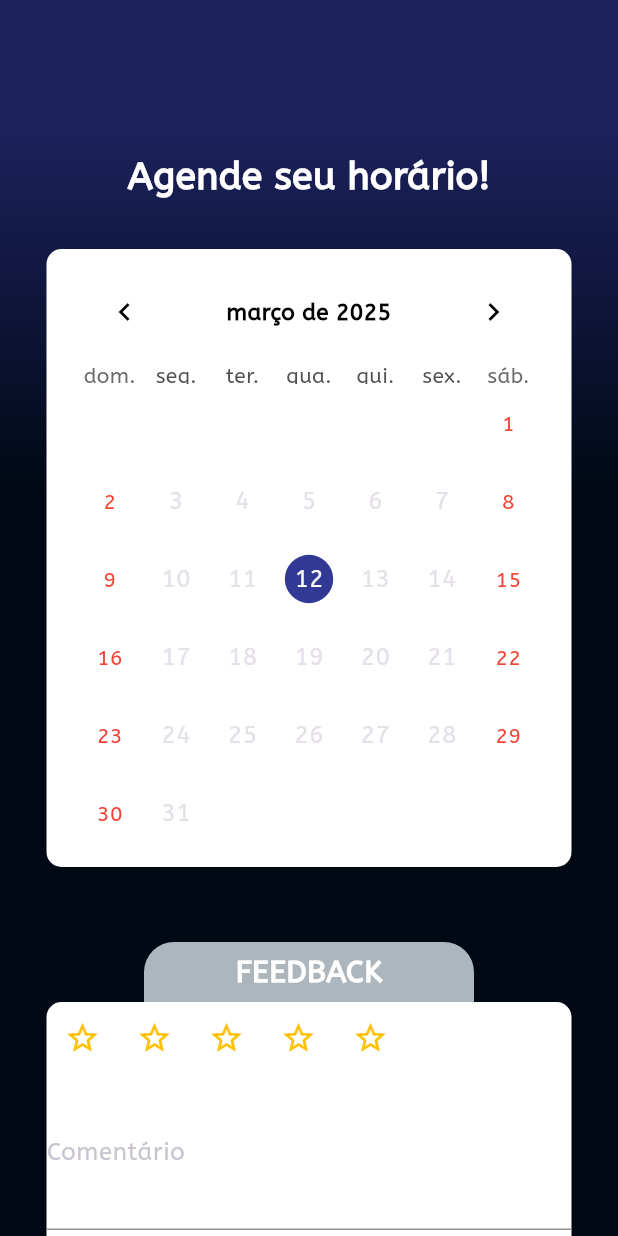
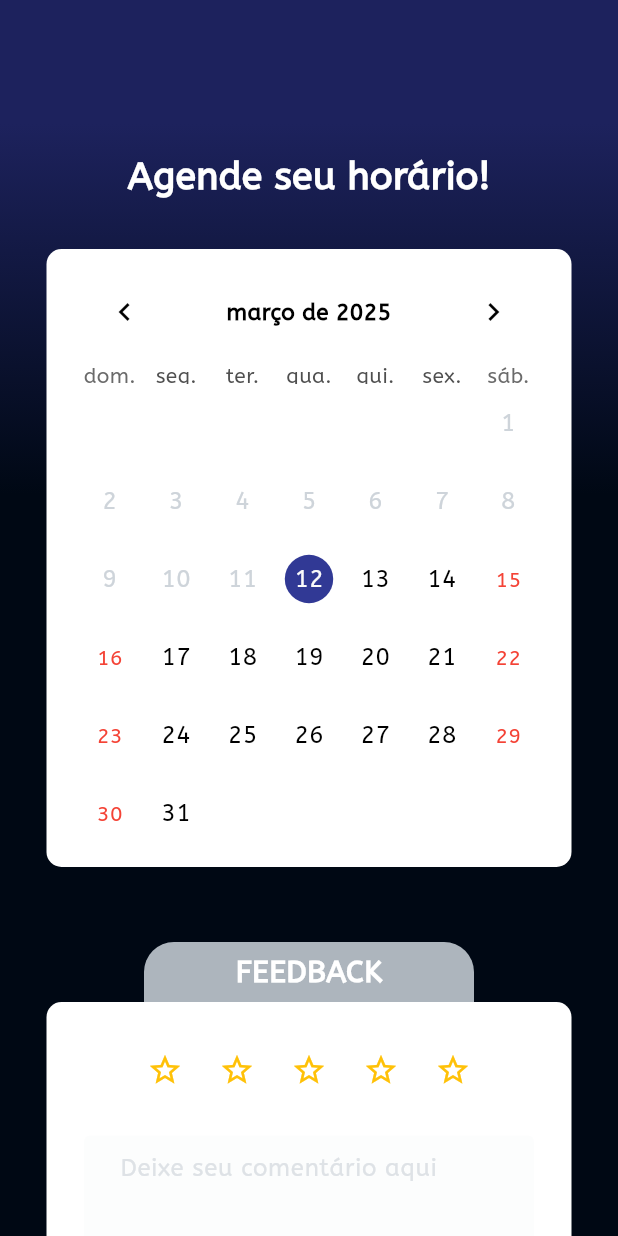
Before and after one commit to GuizinSX7/TCC-Neto-garage, a Flutter app: the screen it shows after launch, on a phone screen of 412 x 824 dp. Run offline on Flutter 3.47's test engine with Material 3 defaults, Android fonts, the light colour scheme and no system bars; drawn by our look-alikes of table_calendar; our stand-ins replace cloud_firestore, firebase_auth, firebase_core; accounts and stored records are empty.

Commit message:
feedback

```diff
--- a/tcc_neto_garage/lib/components/homeComp.dart
+++ b/tcc_neto_garage/lib/components/homeComp.dart
@@ -19,6 +19,7 @@ class _HomeCompState extends State<HomeComp> {
   DateTime _focusedDay = DateTime.now();
   DateTime _selectedDay = DateTime.now();
   late Timer _timer;
+  final _formKey = GlobalKey<FormState>();
 
   final TextEditingController _comentarioController = TextEditingController();
   int _notaSelecionada = 0; // Padrão 5 estrelas
@@ -61,12 +62,21 @@ class _HomeCompState extends State<HomeComp> {
         .get();
 
     if (snapshot.docs.isNotEmpty) {
-      return snapshot.docs.first.id;
+      var doc = snapshot.docs.first;
+      var cpf = doc["CPF"];
+
+      // Verificar se o CPF é um int e convertê-lo para string
+      if (cpf is int) {
+        return cpf.toString();
+      } else if (cpf is String) {
+        return cpf;
+      }
     }
     return null;
   }
 
   Future<void> _enviarFeedback() async {
+    try {
       String? cpf = await _buscarCPFUsuario();
 
       if (cpf == null) {
@@ -75,10 +85,19 @@ class _HomeCompState extends State<HomeComp> {
         return;
       }
 
-    await _firestore.collection("feedbacks").add({
+      // Consultar a coleção de feedbacks para contar quantos feedbacks já existem
+      QuerySnapshot snapshot = await _firestore.collection("feedbacks").get();
+      int feedbackCount = snapshot.docs.length;
+
+      // Gerar um novo ID com base no número de feedbacks existentes
+      String feedbackId = 'feedback_${feedbackCount + 1}';
+
+      // Adicionar o feedback com o ID gerado
+      await _firestore.collection("feedbacks").doc(feedbackId).set({
         "CPF": cpf,
         "comentario": _comentarioController.text,
-      "nota": _notaSelecionada,
+        "Nota": _notaSelecionada,
+        "criadoEm": FieldValue.serverTimestamp(),
       });
 
       ScaffoldMessenger.of(context)
@@ -88,6 +107,31 @@ class _HomeCompState extends State<HomeComp> {
       setState(() {
         _notaSelecionada = 5;
       });
+    } catch (e) {
+      ScaffoldMessenger.of(context).showSnackBar(
+        SnackBar(content: Text("Erro ao enviar feedback. Tente novamente.")),
+      );
+    }
+  }
+
+  Future<String?> _buscarNomeUsuario() async {
+    String cpf =
+        await _buscarCPFUsuario() ?? ""; // Pegando o CPF do usuário logado
+
+    if (cpf.isEmpty) return null;
+
+    // Procurando o usuário pelo CPF
+    QuerySnapshot snapshot = await _firestore
+        .collection("usuarios")
+        .where("CPF", isEqualTo: cpf)
+        .get();
+
+    if (snapshot.docs.isNotEmpty) {
+      var doc = snapshot.docs.first;
+      return doc["nome"]; // Supondo que o nome está armazenado como "nome"
+    }
+
+    return null;
   }
 
   @override
@@ -125,9 +169,6 @@ class _HomeCompState extends State<HomeComp> {
                 },
                 selectedDayPredicate: (day) => isSameDay(_selectedDay, day),
                 onDaySelected: (selectedDay, focusedDay) {
-                  if (selectedDay.isBefore(_now)) {
-                    return; // Impede a seleção de datas passadas
-                  }
                   setState(() {
                     _selectedDay = selectedDay;
                     _focusedDay = focusedDay;
@@ -138,6 +179,11 @@ class _HomeCompState extends State<HomeComp> {
                     _calendarFormat = format;
                   });
                 },
+                enabledDayPredicate: (day) {
+                  // Permitir apenas hoje ou datas futuras
+                  return !day
+                      .isBefore(DateTime(_now.year, _now.month, _now.day));
+                },
                 calendarStyle: CalendarStyle(
                   selectedDecoration: BoxDecoration(
                     color: MyColors.azul2,
@@ -147,9 +193,14 @@ class _HomeCompState extends State<HomeComp> {
                     color: Colors.orangeAccent,
                     shape: BoxShape.circle,
                   ),
+                  disabledTextStyle:
+                      TextStyle(color: MyColors.cinza1, fontSize: 16),
+                  defaultTextStyle: TextStyle(
+                    color: MyColors.preto1,
+                    fontSize: 16,
+                  ),
                   outsideDaysVisible: false,
                   weekendTextStyle: TextStyle(color: Colors.red),
-                  defaultTextStyle: TextStyle(fontSize: 16),
                 ),
                 headerStyle: HeaderStyle(
                   formatButtonVisible: false,
@@ -183,20 +234,24 @@ class _HomeCompState extends State<HomeComp> {
                 style: TextStyle(
                     fontSize: 20,
                     color: MyColors.branco1,
-                  fontWeight: FontWeight.bold
-                ),
+                    fontWeight: FontWeight.bold),
               ),
             ),
           ),
           Container(
             width: 350,
+            height: 270,
             decoration: BoxDecoration(
               color: MyColors.branco1,
               borderRadius: BorderRadius.circular(10),
             ),
+            child: Form(
+              key: _formKey,
               child: Column(
+                mainAxisAlignment: MainAxisAlignment.center,
                 children: [
                   Row(
+                    mainAxisAlignment: MainAxisAlignment.center,
                     children: List.generate(5, (index) {
                       return IconButton(
                         icon: Icon(
@@ -213,17 +268,63 @@ class _HomeCompState extends State<HomeComp> {
                       );
                     }),
                   ),
-                TextField(
+                  const SizedBox(
+                    height: 20,
+                  ),
+                  SizedBox(
+                    width: 300,
+                    child: TextFormField(
                       controller: _comentarioController,
-                  decoration: InputDecoration(labelText: "Comentário"),
+                      style: TextStyle(color: MyColors.preto1),
+                      decoration: InputDecoration(
+                        fillColor: const Color.fromARGB(30, 233, 236, 239),
+                        filled: true,
+                        hintText: "Deixe seu comentário aqui",
+                        hintStyle: TextStyle(color: MyColors.branco4),
+                        contentPadding: const EdgeInsets.symmetric(
+                            vertical: 10, horizontal: 20),
+                        focusedBorder: UnderlineInputBorder(
+                          borderSide: BorderSide(color: MyColors.preto1),
+                        ),
+                        enabledBorder: UnderlineInputBorder(
+                          borderSide: BorderSide(color: MyColors.preto1),
+                        ),
+                      ),
                       maxLines: 3,
+                      cursorColor: MyColors.preto1,
+                      keyboardType: TextInputType.text,
+                      validator: (String? comentario) {
+                        if (comentario == null || comentario.isEmpty) {
+                          return "Campo obrigatório";
+                        }
+                        return null;
+                      },
                     ),
-                SizedBox(height: 20),
+                  ),
+                  const SizedBox(
+                    height: 20,
+                  ),
                   ElevatedButton(
-                  onPressed: _enviarFeedback,
-                  child: Text("Enviar"),
+                      onPressed: () async {
+                        if (_formKey.currentState!.validate()) {
+                          _enviarFeedback();
+                          print(await _buscarCPFUsuario());
+                        }
+                      },
+                      style: ElevatedButton.styleFrom(
+                        minimumSize: Size(150, 45),
+                        backgroundColor: MyColors.azul2,
                       ),
+                      child: Text(
+                        "Enviar",
+                        style: TextStyle(
+                            color: MyColors.branco1,
+                            fontSize: 14,
+                            fontFamily: MyFonts.fontTerc,
+                            fontWeight: FontWeight.bold),
+                      )),
                 ],
+              ),
             ),
           ),
           const SizedBox(
@@ -251,25 +352,47 @@ class _HomeCompState extends State<HomeComp> {
                     children: snapshot.data!.docs.map((doc) {
                       Map<String, dynamic> data =
                           doc.data() as Map<String, dynamic>;
+                      return FutureBuilder<String?>(
+                        future: _buscarNomeUsuario(),
+                        builder: (context, userSnapshot) {
+                          if (userSnapshot.connectionState ==
+                              ConnectionState.waiting) {
                             return ListTile(
                               leading: Icon(Icons.person, color: Colors.blue),
-                      title: Text(data["comentario"] ?? ""),
-                      subtitle: Row(
+                              title: Text("Carregando..."),
+                            );
+                          }
+
+                          String nomeUsuario = userSnapshot.data ??
+                              "Usuário Anônimo"; // Caso não consiga carregar o nome
+
+                          return ListTile(
+                            leading: Icon(Icons.person, color: Colors.blue),
+                            title:
+                                Text(nomeUsuario), // Exibindo o nome do usuário
+                            subtitle: Column(
+                              crossAxisAlignment: CrossAxisAlignment.start,
+                              children: [
+                                Text(data["comentario"] ?? ""),
+                                Row(
                                   children: List.generate(5, (index) {
                                     return Icon(
-                            index < data["nota"]
+                                      index < data["Nota"]
                                           ? Icons.star
                                           : Icons.star_border,
                                       color: Colors.amber,
                                     );
                                   }),
                                 ),
+                              ],
+                            ),
+                          );
+                        },
                       );
                     }).toList(),
                   );
                 },
-            ),
-          ),
+              )),
           const SizedBox(
             height: 50,
           ),
--- a/tcc_neto_garage/lib/main.dart
+++ b/tcc_neto_garage/lib/main.dart
@@ -24,6 +24,10 @@ class MyApp extends StatelessWidget {
         fontFamily: MyFonts.fontPrimary,
         brightness: Brightness.dark,
         useMaterial3: true,
+        textSelectionTheme: TextSelectionThemeData(
+          cursorColor: MyColors.branco1,
+          selectionHandleColor: MyColors.azul1,
+        )
       ),
       initialRoute: '/',
       routes: {
```
Lines whose indentation alone changed are shown as unchanged.
